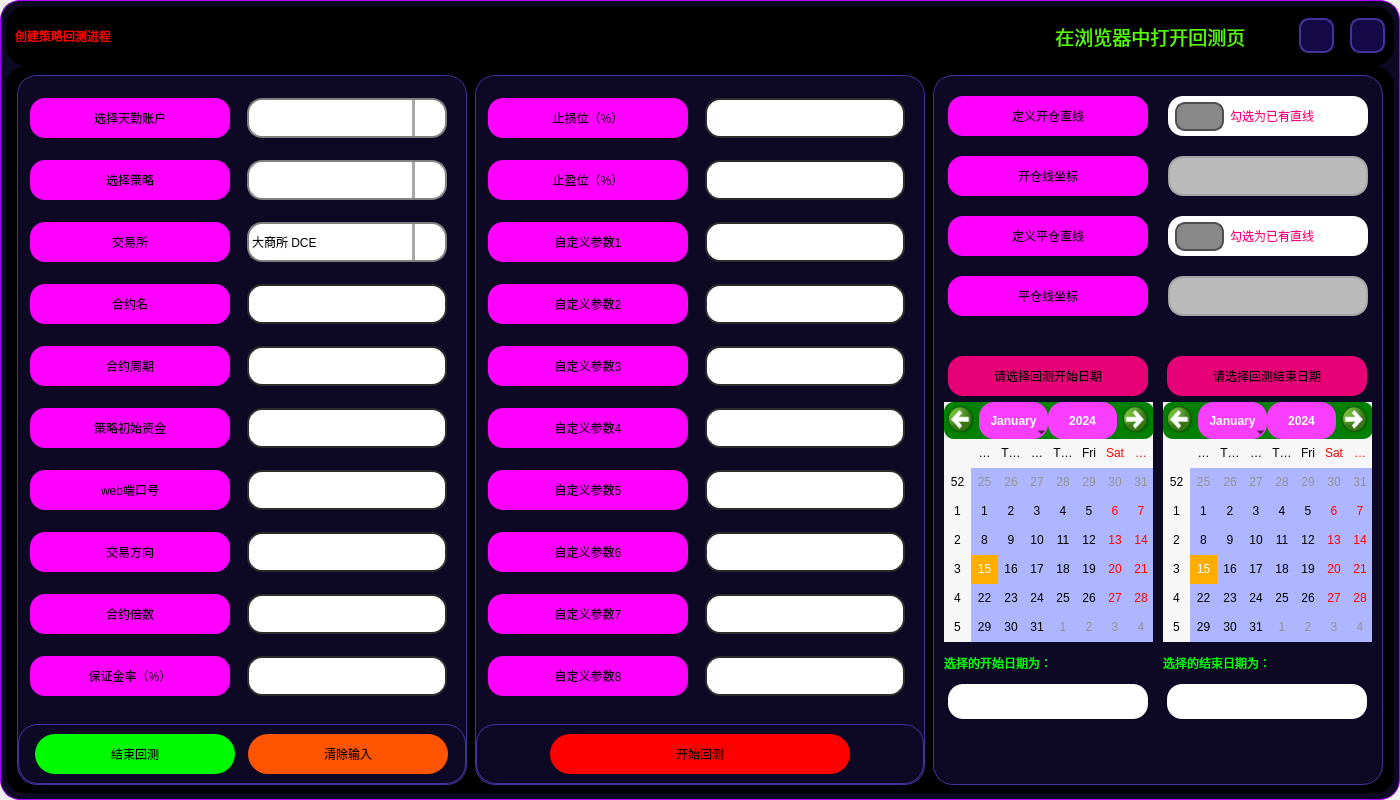
The window that UI/CreateBackTestProcess_dark.ui (shiyindebcd/ProcessTrader) describes before a commit, drawn with Qt 5.
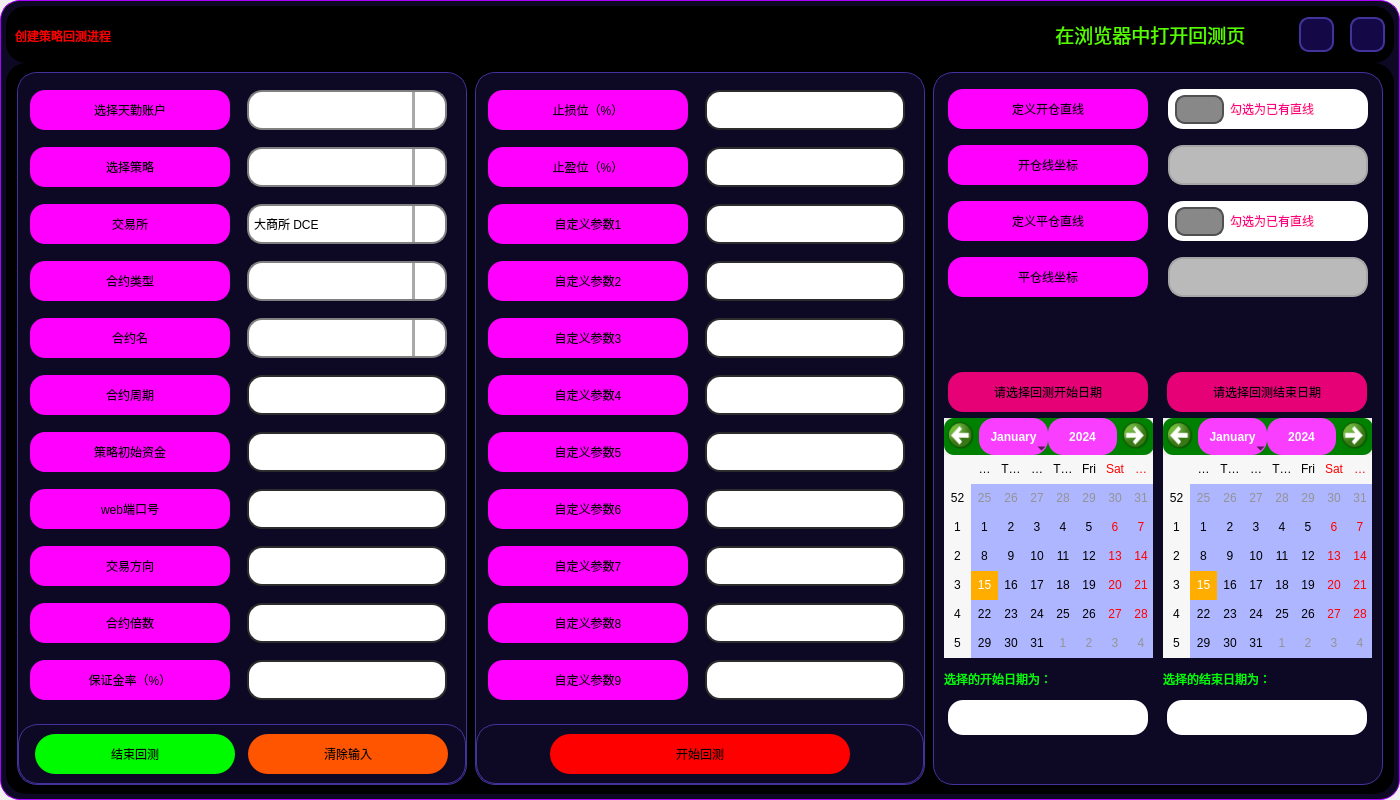
The same window after the commit. Icons and pictures are not drawn.

The edit to the form file:
```diff
--- a/UI/CreateBackTestProcess_dark.ui
+++ b/UI/CreateBackTestProcess_dark.ui
@@ -626,6 +626,44 @@
                     </property>
                    </widget>
                   </item>
+                  <item>
+                   <widget class="QLabel" name="label_5">
+                    <property name="minimumSize">
+                     <size>
+                      <width>200</width>
+                      <height>40</height>
+                     </size>
+                    </property>
+                    <property name="maximumSize">
+                     <size>
+                      <width>200</width>
+                      <height>40</height>
+                     </size>
+                    </property>
+                    <property name="styleSheet">
+                     <string notr="true">QLabel {
+	font: 700 18pt &quot;等线&quot;;
+	background-color: rgb(255, 0, 255);
+	border-radius: 15px;
+}
+
+QLabel:hover{
+	border: 3px solid rgb(0, 255, 0);
+}
+QLabel:disabled{
+	color: rgb(0, 0, 0);
+	border-color: rgb(166, 166, 166);
+    background-color: rgb(186, 186, 186);
+}</string>
+                    </property>
+                    <property name="text">
+                     <string>合约类型</string>
+                    </property>
+                    <property name="alignment">
+                     <set>Qt::AlignCenter</set>
+                    </property>
+                   </widget>
+                  </item>
                   <item>
                    <widget class="QLabel" name="label_symbol">
                     <property name="minimumSize">
@@ -980,7 +1018,7 @@
 QComboBox {
     border: 2px solid gray;   /* 边框 */
     border-radius: 15px;   /* 圆角 */
-    padding: 1px 18px 1px 3px;   /* 字体填衬 */
+    padding: 1px 1px 1px 5px;   /* 字体填衬 */
     color: rgb(0, 0, 0);    
 	font: 700 14pt &quot;等线&quot;;    
 	background-color: rgb(255, 255, 255);
@@ -988,17 +1026,28 @@
 
 /* 下拉后，整个下拉窗体样式 */
 QComboBox QAbstractItemView {
-    
-    border: 1px solid yellow;   /* 整个下拉窗体的边框 */
-    color: black;
-	border-radius: 3px;
-    background-color: rgb(225, 225, 225);   /* 整个下拉窗体的背景色 */
-    selection-background-color: lightgreen;   /* 整个下拉窗体被选中项的背景色 */
+    border: 1px solid rgb(65, 51, 156);   /* 整个下拉窗体的边框 */
+    color: rgb(200, 200, 200);
+	border-radius: 0px;
+    background-color: rgb(13, 9, 36);   /* 整个下拉窗体的背景色 */
+}
+QComboBox QAbstractItemView::item {
+	border:none;
+    height: 35px; 
+}
+QComboBox QAbstractItemView::item:hover{
+	border: none;	
+	color: rgb(255, 0, 0);
+	background-color: rgb(65, 49, 188);
+
+}
+QComboBox QAbstractItemView::item:selected{
+	border: none;
 }
 /* 下拉箭头样式 */
  QComboBox::down-arrow {
 	image: url(:/icon/icons/双下拉箭头.svg);
-	width: 30px; /* 下拉箭头的宽度（建议与下拉框drop-down的宽度一致） */ 
+	width: 20px; /* 下拉箭头的宽度（建议与下拉框drop-down的宽度一致） */ 
 	background: rgb(255, 255, 255); /* 下拉箭头的的背景色 */ 
 	padding: 0px 0px 0px 0px; /* 上内边距、右内边距、下内边距、左内边距 */
  } 
@@ -1018,11 +1067,59 @@
 QComboBox:hover {
 	border: 3px solid rgb(255, 85, 0);
 }
-QComboBox:disabled{
-	color: rgb(0, 0, 0);
-	border-color: rgb(166, 166, 166);
-    background-color: rgb(186, 186, 186);
-}</string>
+
+
+
+
+
+/*右边的滑动条*/
+ QScrollBar:vertical {
+	border: none;
+    background: transparent;
+    width: 8px;
+    margin: 17px 0 17px 0;
+	border-radius: 0px;
+ }
+ QScrollBar::handle:vertical {	
+	background:rgba(249, 83, 255, 170);
+    min-height: 30px;
+	border-radius: 0px
+ }
+/*
+滑块悬浮，按下*/
+QScrollBar::handle:hover:vertical,QScrollBar::handle:pressed:vertical{
+background:rgb(150, 0, 150);
+}
+ QScrollBar::add-line:vertical {
+     border: none;
+	background-color: transparent;
+     height: 15px;
+	border-bottom-left-radius: 0px;
+    border-bottom-right-radius: 0px;
+     subcontrol-position: bottom;
+     subcontrol-origin: margin;
+ }
+ QScrollBar::sub-line:vertical {
+	border: none;
+	background-color: transparent;
+     height: 15px;
+	border-top-left-radius: 0px;
+    border-top-right-radius: 0px;
+     subcontrol-position: top;
+     subcontrol-origin: margin;
+ }
+ QScrollBar::up-arrow:vertical, QScrollBar::down-arrow:vertical {
+     background: transparent;
+ }
+
+ QScrollBar::add-page:vertical, QScrollBar::sub-page:vertical {
+     background: transparent;
+ }
+QScrollBar::add-line:vertical:pressed, QScrollBar::sub-line:vertical:pressed
+{	
+	background-color: transparent;
+}
+</string>
                     </property>
                    </widget>
                   </item>
@@ -1045,7 +1142,7 @@
 QComboBox {
     border: 2px solid gray;   /* 边框 */
     border-radius: 15px;   /* 圆角 */
-    padding: 1px 18px 1px 3px;   /* 字体填衬 */
+    padding: 1px 1px 1px 5px;   /* 字体填衬 */
     color: rgb(0, 0, 0);    
 	font: 700 14pt &quot;等线&quot;;    
 	background-color: rgb(255, 255, 255);
@@ -1053,17 +1150,28 @@
 
 /* 下拉后，整个下拉窗体样式 */
 QComboBox QAbstractItemView {
-    
-    border: 1px solid yellow;   /* 整个下拉窗体的边框 */
-    color: black;
-	border-radius: 3px;
-    background-color: rgb(225, 225, 225);   /* 整个下拉窗体的背景色 */
-    selection-background-color: lightgreen;   /* 整个下拉窗体被选中项的背景色 */
+    border: 1px solid rgb(65, 51, 156);   /* 整个下拉窗体的边框 */
+    color: rgb(200, 200, 200);
+	border-radius: 0px;
+    background-color: rgb(13, 9, 36);   /* 整个下拉窗体的背景色 */
+}
+QComboBox QAbstractItemView::item {
+	border:none;
+    height: 35px; 
+}
+QComboBox QAbstractItemView::item:hover{
+	border: none;	
+	color: rgb(255, 0, 0);
+	background-color: rgb(65, 49, 188);
+
+}
+QComboBox QAbstractItemView::item:selected{
+	border: none;
 }
 /* 下拉箭头样式 */
  QComboBox::down-arrow {
 	image: url(:/icon/icons/双下拉箭头.svg);
-	width: 30px; /* 下拉箭头的宽度（建议与下拉框drop-down的宽度一致） */ 
+	width: 20px; /* 下拉箭头的宽度（建议与下拉框drop-down的宽度一致） */ 
 	background: rgb(255, 255, 255); /* 下拉箭头的的背景色 */ 
 	padding: 0px 0px 0px 0px; /* 上内边距、右内边距、下内边距、左内边距 */
  } 
@@ -1083,11 +1191,59 @@
 QComboBox:hover {
 	border: 3px solid rgb(255, 85, 0);
 }
-QComboBox:disabled{
-	color: rgb(0, 0, 0);
-	border-color: rgb(166, 166, 166);
-    background-color: rgb(186, 186, 186);
-}</string>
+
+
+
+
+
+/*右边的滑动条*/
+ QScrollBar:vertical {
+	border: none;
+    background: transparent;
+    width: 8px;
+    margin: 17px 0 17px 0;
+	border-radius: 0px;
+ }
+ QScrollBar::handle:vertical {	
+	background:rgba(249, 83, 255, 170);
+    min-height: 30px;
+	border-radius: 0px
+ }
+/*
+滑块悬浮，按下*/
+QScrollBar::handle:hover:vertical,QScrollBar::handle:pressed:vertical{
+background:rgb(150, 0, 150);
+}
+ QScrollBar::add-line:vertical {
+     border: none;
+	background-color: transparent;
+     height: 15px;
+	border-bottom-left-radius: 0px;
+    border-bottom-right-radius: 0px;
+     subcontrol-position: bottom;
+     subcontrol-origin: margin;
+ }
+ QScrollBar::sub-line:vertical {
+	border: none;
+	background-color: transparent;
+     height: 15px;
+	border-top-left-radius: 0px;
+    border-top-right-radius: 0px;
+     subcontrol-position: top;
+     subcontrol-origin: margin;
+ }
+ QScrollBar::up-arrow:vertical, QScrollBar::down-arrow:vertical {
+     background: transparent;
+ }
+
+ QScrollBar::add-page:vertical, QScrollBar::sub-page:vertical {
+     background: transparent;
+ }
+QScrollBar::add-line:vertical:pressed, QScrollBar::sub-line:vertical:pressed
+{	
+	background-color: transparent;
+}
+</string>
                     </property>
                    </widget>
                   </item>
@@ -1110,7 +1266,7 @@
 QComboBox {
     border: 2px solid gray;   /* 边框 */
     border-radius: 15px;   /* 圆角 */
-    padding: 1px 18px 1px 3px;   /* 字体填衬 */
+    padding: 1px 1px 1px 5px;   /* 字体填衬 */
     color: rgb(0, 0, 0);    
 	font: 700 14pt &quot;等线&quot;;    
 	background-color: rgb(255, 255, 255);
@@ -1118,17 +1274,28 @@
 
 /* 下拉后，整个下拉窗体样式 */
 QComboBox QAbstractItemView {
-    
-    border: 1px solid yellow;   /* 整个下拉窗体的边框 */
-    color: black;
-	border-radius: 3px;
-    background-color: rgb(225, 225, 225);   /* 整个下拉窗体的背景色 */
-    selection-background-color: lightgreen;   /* 整个下拉窗体被选中项的背景色 */
+    border: 1px solid rgb(65, 51, 156);   /* 整个下拉窗体的边框 */
+    color: rgb(200, 200, 200);
+	border-radius: 0px;
+    background-color: rgb(13, 9, 36);   /* 整个下拉窗体的背景色 */
+}
+QComboBox QAbstractItemView::item {
+	border:none;
+    height: 35px; 
+}
+QComboBox QAbstractItemView::item:hover{
+	border: none;	
+	color: rgb(255, 0, 0);
+	background-color: rgb(65, 49, 188);
+
+}
+QComboBox QAbstractItemView::item:selected{
+	border: none;
 }
 /* 下拉箭头样式 */
  QComboBox::down-arrow {
 	image: url(:/icon/icons/双下拉箭头.svg);
-	width: 30px; /* 下拉箭头的宽度（建议与下拉框drop-down的宽度一致） */ 
+	width: 20px; /* 下拉箭头的宽度（建议与下拉框drop-down的宽度一致） */ 
 	background: rgb(255, 255, 255); /* 下拉箭头的的背景色 */ 
 	padding: 0px 0px 0px 0px; /* 上内边距、右内边距、下内边距、左内边距 */
  } 
@@ -1148,11 +1315,59 @@
 QComboBox:hover {
 	border: 3px solid rgb(255, 85, 0);
 }
-QComboBox:disabled{
-	color: rgb(0, 0, 0);
-	border-color: rgb(166, 166, 166);
-    background-color: rgb(186, 186, 186);
-}</string>
+
+
+
+
+
+/*右边的滑动条*/
+ QScrollBar:vertical {
+	border: none;
+    background: transparent;
+    width: 8px;
+    margin: 17px 0 17px 0;
+	border-radius: 0px;
+ }
+ QScrollBar::handle:vertical {	
+	background:rgba(249, 83, 255, 170);
+    min-height: 30px;
+	border-radius: 0px
+ }
+/*
+滑块悬浮，按下*/
+QScrollBar::handle:hover:vertical,QScrollBar::handle:pressed:vertical{
+background:rgb(150, 0, 150);
+}
+ QScrollBar::add-line:vertical {
+     border: none;
+	background-color: transparent;
+     height: 15px;
+	border-bottom-left-radius: 0px;
+    border-bottom-right-radius: 0px;
+     subcontrol-position: bottom;
+     subcontrol-origin: margin;
+ }
+ QScrollBar::sub-line:vertical {
+	border: none;
+	background-color: transparent;
+     height: 15px;
+	border-top-left-radius: 0px;
+    border-top-right-radius: 0px;
+     subcontrol-position: top;
+     subcontrol-origin: margin;
+ }
+ QScrollBar::up-arrow:vertical, QScrollBar::down-arrow:vertical {
+     background: transparent;
+ }
+
+ QScrollBar::add-page:vertical, QScrollBar::sub-page:vertical {
+     background: transparent;
+ }
+QScrollBar::add-line:vertical:pressed, QScrollBar::sub-line:vertical:pressed
+{	
+	background-color: transparent;
+}
+</string>
                     </property>
                     <property name="frame">
                      <bool>true</bool>
@@ -1188,7 +1403,7 @@
                    </widget>
                   </item>
                   <item>
-                   <widget class="QLineEdit" name="symbol">
+                   <widget class="QComboBox" name="comboBox_contract_type">
                     <property name="minimumSize">
                      <size>
                       <width>200</width>
@@ -1202,26 +1417,268 @@
                      </size>
                     </property>
                     <property name="styleSheet">
-                     <string notr="true">QLineEdit {
-	border: 2px solid rgb(45, 45, 45);
-	border-radius: 15px;
-	padding: 5px;
-	background-color: rgb(255, 255, 255);	
-	color: rgb(0, 0, 0);
-	font: 700 18pt &quot;等线&quot;;
+                     <string notr="true">/* 未下拉时，QComboBox的样式 */
+QComboBox {
+    border: 2px solid gray;   /* 边框 */
+    border-radius: 15px;   /* 圆角 */
+    padding: 1px 1px 1px 5px;   /* 字体填衬 */
+    color: rgb(0, 0, 0);    
+	font: 700 14pt &quot;等线&quot;;    
+	background-color: rgb(255, 255, 255);
 }
-QLineEdit:hover {
-	border: 3px solid rgb(255, 85, 0);
+
+/* 下拉后，整个下拉窗体样式 */
+QComboBox QAbstractItemView {
+    border: 1px solid rgb(65, 51, 156);   /* 整个下拉窗体的边框 */
+    color: rgb(200, 200, 200);
+	border-radius: 0px;
+    background-color: rgb(13, 9, 36);   /* 整个下拉窗体的背景色 */
 }
-QLineEdit:focus {
+QComboBox QAbstractItemView::item {
+	border:none;
+    height: 35px; 
+}
+QComboBox QAbstractItemView::item:hover{
+	border: none;	
+	color: rgb(255, 0, 0);
+	background-color: rgb(65, 49, 188);
+
+}
+QComboBox QAbstractItemView::item:selected{
+	border: none;
+}
+/* 下拉箭头样式 */
+ QComboBox::down-arrow {
+	image: url(:/icon/icons/双下拉箭头.svg);
+	width: 20px; /* 下拉箭头的宽度（建议与下拉框drop-down的宽度一致） */ 
+	background: rgb(255, 255, 255); /* 下拉箭头的的背景色 */ 
+	padding: 0px 0px 0px 0px; /* 上内边距、右内边距、下内边距、左内边距 */
+ } 
+
+/* 下拉框样式 */
+QComboBox::drop-down {
+   /* subcontrol-origin: padding;   /* 子控件在父元素中的原点矩形。如果未指定此属性，则默认为padding。 */
+   /* subcontrol-position: top right;   /* 下拉框的位置（右上） */
+    width: 30px;   /* 下拉框的宽度 */
+
+    border-left-width: 3px;   /* 下拉框的左边界线宽度 */
+    border-left-color: darkgray;   /* 下拉框的左边界线颜色 */
+    border-left-style: solid;   /* 下拉框的左边界线为实线 */
+    border-top-right-radius: 10px;   /* 下拉框的右上边界线的圆角半径（应和整个QComboBox右上边界线的圆角半径一致） */
+    border-bottom-right-radius: 10px;   /* 同上 */
+}
+QComboBox:hover {
 	border: 3px solid rgb(255, 85, 0);
+}
+
+
+
+
+
+/*右边的滑动条*/
+ QScrollBar:vertical {
+	border: none;
+    background: transparent;
+    width: 8px;
+    margin: 17px 0 17px 0;
+	border-radius: 0px;
+ }
+ QScrollBar::handle:vertical {	
+	background:rgba(249, 83, 255, 170);
+    min-height: 30px;
+	border-radius: 0px
+ }
+/*
+滑块悬浮，按下*/
+QScrollBar::handle:hover:vertical,QScrollBar::handle:pressed:vertical{
+background:rgb(150, 0, 150);
+}
+ QScrollBar::add-line:vertical {
+     border: none;
+	background-color: transparent;
+     height: 15px;
+	border-bottom-left-radius: 0px;
+    border-bottom-right-radius: 0px;
+     subcontrol-position: bottom;
+     subcontrol-origin: margin;
+ }
+ QScrollBar::sub-line:vertical {
+	border: none;
+	background-color: transparent;
+     height: 15px;
+	border-top-left-radius: 0px;
+    border-top-right-radius: 0px;
+     subcontrol-position: top;
+     subcontrol-origin: margin;
+ }
+ QScrollBar::up-arrow:vertical, QScrollBar::down-arrow:vertical {
+     background: transparent;
+ }
+
+ QScrollBar::add-page:vertical, QScrollBar::sub-page:vertical {
+     background: transparent;
+ }
+QScrollBar::add-line:vertical:pressed, QScrollBar::sub-line:vertical:pressed
+{	
+	background-color: transparent;
+}
+</string>
+                    </property>
+                    <property name="currentIndex">
+                     <number>-1</number>
+                    </property>
+                    <item>
+                     <property name="text">
+                      <string>主力合约 Main</string>
+                     </property>
+                    </item>
+                    <item>
+                     <property name="text">
+                      <string>所有合约 Future</string>
+                     </property>
+                    </item>
+                    <item>
+                     <property name="text">
+                      <string>主力连续 Cont</string>
+                     </property>
+                    </item>
+                    <item>
+                     <property name="text">
+                      <string>合约指数 Index</string>
+                     </property>
+                    </item>
+                    <item>
+                     <property name="text">
+                      <string>期权合约 Option</string>
+                     </property>
+                    </item>
+                   </widget>
+                  </item>
+                  <item>
+                   <widget class="QComboBox" name="comboBox_symbol">
+                    <property name="minimumSize">
+                     <size>
+                      <width>200</width>
+                      <height>40</height>
+                     </size>
+                    </property>
+                    <property name="maximumSize">
+                     <size>
+                      <width>200</width>
+                      <height>40</height>
+                     </size>
+                    </property>
+                    <property name="styleSheet">
+                     <string notr="true">/* 未下拉时，QComboBox的样式 */
+QComboBox {
+    border: 2px solid gray;   /* 边框 */
+    border-radius: 15px;   /* 圆角 */
+    padding: 1px 1px 1px 5px;   /* 字体填衬 */
+    color: rgb(0, 0, 0);    
+	font: 700 14pt &quot;等线&quot;;    
+	background-color: rgb(255, 255, 255);
+}
+
+/* 下拉后，整个下拉窗体样式 */
+QComboBox QAbstractItemView {
+    border: 1px solid rgb(65, 51, 156);   /* 整个下拉窗体的边框 */
+    color: rgb(200, 200, 200);
+	border-radius: 0px;
+    background-color: rgb(13, 9, 36);   /* 整个下拉窗体的背景色 */
+}
+QComboBox QAbstractItemView::item {
+	border:none;
+    height: 35px; 
+}
+QComboBox QAbstractItemView::item:hover{
+	border: none;	
 	color: rgb(255, 0, 0);
 }
-QLineEdit:disabled{
-	color: rgb(0, 0, 0);
-	border-color: rgb(166, 166, 166);
-    background-color: rgb(186, 186, 186);
-}</string>
+QComboBox QAbstractItemView::item:selected{
+	border: none;
+}
+/* 下拉箭头样式 */
+ QComboBox::down-arrow {
+	image: url(:/icon/icons/双下拉箭头.svg);
+	width: 20px; /* 下拉箭头的宽度（建议与下拉框drop-down的宽度一致） */ 
+	background: rgb(255, 255, 255); /* 下拉箭头的的背景色 */ 
+	padding: 0px 0px 0px 0px; /* 上内边距、右内边距、下内边距、左内边距 */
+ } 
+
+/* 下拉框样式 */
+QComboBox::drop-down {
+   /* subcontrol-origin: padding;   /* 子控件在父元素中的原点矩形。如果未指定此属性，则默认为padding。 */
+   /* subcontrol-position: top right;   /* 下拉框的位置（右上） */
+    width: 30px;   /* 下拉框的宽度 */
+
+    border-left-width: 3px;   /* 下拉框的左边界线宽度 */
+    border-left-color: darkgray;   /* 下拉框的左边界线颜色 */
+    border-left-style: solid;   /* 下拉框的左边界线为实线 */
+    border-top-right-radius: 10px;   /* 下拉框的右上边界线的圆角半径（应和整个QComboBox右上边界线的圆角半径一致） */
+    border-bottom-right-radius: 10px;   /* 同上 */
+}
+QComboBox:hover {
+	border: 3px solid rgb(255, 85, 0);
+}
+
+
+
+
+
+/*右边的滑动条*/
+ QScrollBar:vertical {
+	border: none;
+    background: transparent;
+    width: 8px;
+    margin: 17px 0 17px 0;
+	border-radius: 0px;
+ }
+ QScrollBar::handle:vertical {	
+	background:rgba(249, 83, 255, 170);
+    min-height: 30px;
+	border-radius: 0px
+ }
+/*
+滑块悬浮，按下*/
+QScrollBar::handle:hover:vertical,QScrollBar::handle:pressed:vertical{
+background:rgb(150, 0, 150);
+}
+ QScrollBar::add-line:vertical {
+     border: none;
+	background-color: transparent;
+     height: 15px;
+	border-bottom-left-radius: 0px;
+    border-bottom-right-radius: 0px;
+     subcontrol-position: bottom;
+     subcontrol-origin: margin;
+ }
+ QScrollBar::sub-line:vertical {
+	border: none;
+	background-color: transparent;
+     height: 15px;
+	border-top-left-radius: 0px;
+    border-top-right-radius: 0px;
+     subcontrol-position: top;
+     subcontrol-origin: margin;
+ }
+ QScrollBar::up-arrow:vertical, QScrollBar::down-arrow:vertical {
+     background: transparent;
+ }
+
+ QScrollBar::add-page:vertical, QScrollBar::sub-page:vertical {
+     background: transparent;
+ }
+QScrollBar::add-line:vertical:pressed, QScrollBar::sub-line:vertical:pressed
+{	
+	background-color: transparent;
+}
+</string>
+                    </property>
+                    <property name="editable">
+                     <bool>true</bool>
+                    </property>
+                    <property name="maxVisibleItems">
+                     <number>20</number>
                     </property>
                    </widget>
                   </item>
@@ -2080,6 +2537,44 @@
                     </property>
                    </widget>
                   </item>
+                  <item>
+                   <widget class="QLabel" name="label_Customized_parameters9">
+                    <property name="minimumSize">
+                     <size>
+                      <width>200</width>
+                      <height>40</height>
+                     </size>
+                    </property>
+                    <property name="maximumSize">
+                     <size>
+                      <width>200</width>
+                      <height>40</height>
+                     </size>
+                    </property>
+                    <property name="styleSheet">
+                     <string notr="true">QLabel {
+	font: 700 18pt &quot;等线&quot;;
+	background-color: rgb(255, 0, 255);
+	border-radius: 15px;
+}
+
+QLabel:hover{
+	border: 3px solid rgb(0, 255, 0);
+}
+QLabel:disabled{
+	color: rgb(0, 0, 0);
+	border-color: rgb(166, 166, 166);
+    background-color: rgb(186, 186, 186);
+}</string>
+                    </property>
+                    <property name="text">
+                     <string>自定义参数9</string>
+                    </property>
+                    <property name="alignment">
+                     <set>Qt::AlignCenter</set>
+                    </property>
+                   </widget>
+                  </item>
                  </layout>
                 </widget>
                </item>
@@ -2514,6 +3009,44 @@
                     </property>
                    </widget>
                   </item>
+                  <item>
+                   <widget class="QLineEdit" name="Customized_parameters9">
+                    <property name="minimumSize">
+                     <size>
+                      <width>200</width>
+                      <height>40</height>
+                     </size>
+                    </property>
+                    <property name="maximumSize">
+                     <size>
+                      <width>200</width>
+                      <height>40</height>
+                     </size>
+                    </property>
+                    <property name="styleSheet">
+                     <string notr="true">QLineEdit {
+	border: 2px solid rgb(45, 45, 45);
+	border-radius: 15px;
+	padding: 5px;
+	background-color: rgb(255, 255, 255);	
+	color: rgb(0, 0, 0);
+	font: 700 18pt &quot;等线&quot;;
+}
+QLineEdit:hover {
+	border: 3px solid rgb(255, 85, 0);
+}
+QLineEdit:focus {
+	border: 3px solid rgb(255, 85, 0);
+	color: rgb(255, 0, 0);
+}
+QLineEdit:disabled{
+	color: rgb(0, 0, 0);
+	border-color: rgb(166, 166, 166);
+    background-color: rgb(186, 186, 186);
+}</string>
+                    </property>
+                   </widget>
+                  </item>
                  </layout>
                 </widget>
                </item>
@@ -2636,13 +3169,13 @@
               <property name="minimumSize">
                <size>
                 <width>0</width>
-                <height>250</height>
+                <height>240</height>
                </size>
               </property>
               <property name="maximumSize">
                <size>
                 <width>16777215</width>
-                <height>260</height>
+                <height>240</height>
                </size>
               </property>
               <property name="styleSheet">
@@ -3083,6 +3616,19 @@
               </layout>
              </widget>
             </item>
+            <item>
+             <spacer name="verticalSpacer">
+              <property name="orientation">
+               <enum>Qt::Vertical</enum>
+              </property>
+              <property name="sizeHint" stdset="0">
+               <size>
+                <width>20</width>
+                <height>40</height>
+               </size>
+              </property>
+             </spacer>
+            </item>
             <item alignment="Qt::AlignTop">
              <widget class="QFrame" name="frame_98">
               <property name="sizePolicy">
@@ -3558,6 +4104,19 @@
               </layout>
              </widget>
             </item>
+            <item>
+             <spacer name="verticalSpacer_2">
+              <property name="orientation">
+               <enum>Qt::Vertical</enum>
+              </property>
+              <property name="sizeHint" stdset="0">
+               <size>
+                <width>20</width>
+                <height>40</height>
+               </size>
+              </property>
+             </spacer>
+            </item>
            </layout>
           </widget>
          </item>
```
Left out of the diff: 7 changed lines with no effect on the pictures.
